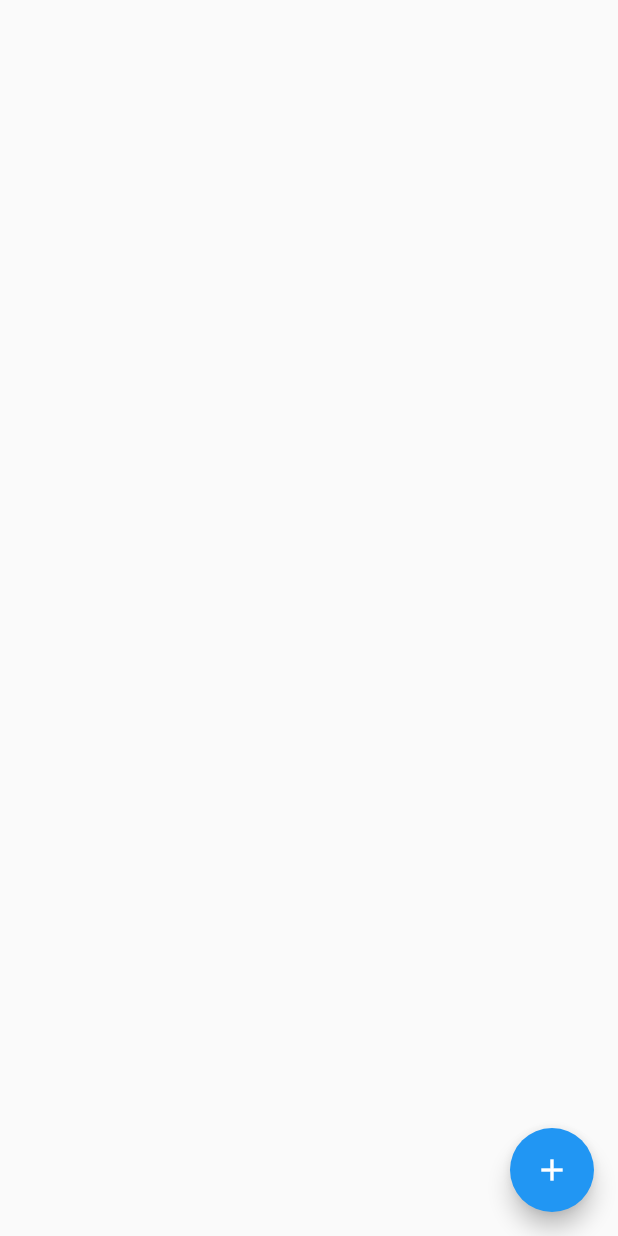
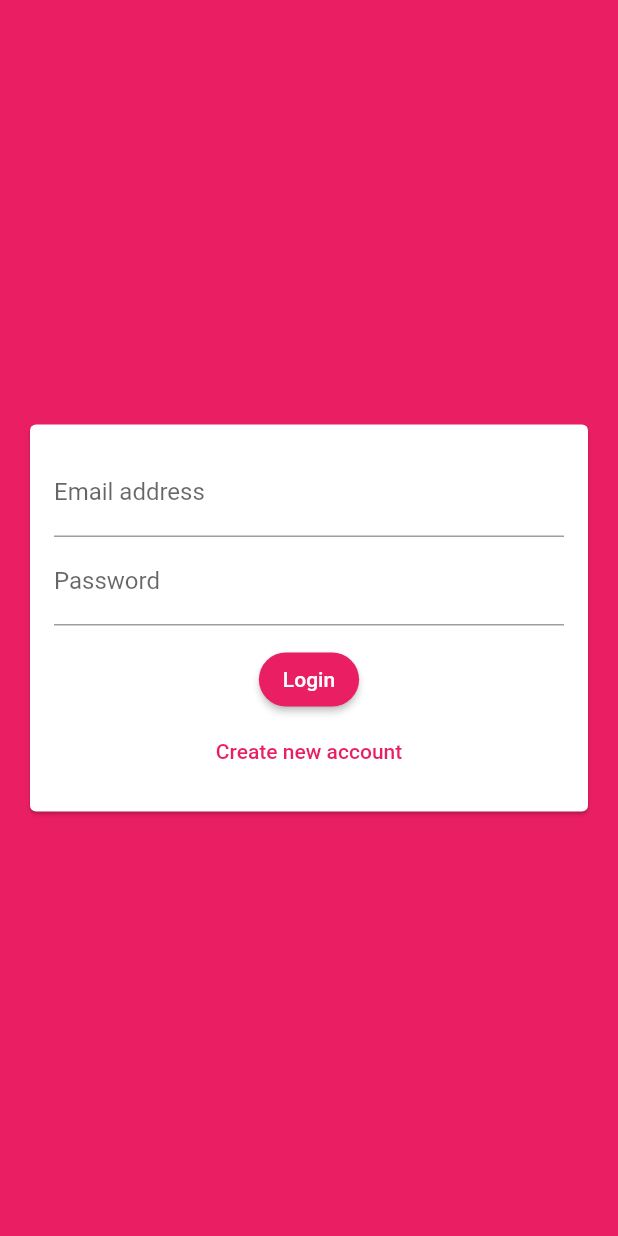
Before and after one commit to ittroller/chat_app_flutter, a Flutter app: the screen it shows after launch, on a phone screen of 412 x 824 dp. Run offline on Flutter 3.47's test engine with Material 2 defaults, Android fonts, the phone set to English and light mode, and no system bars; our stand-ins replace cloud_firestore, firebase_core; accounts and stored records are empty.

Commit message:
auth UI/UX

```diff
--- a/lib/main.dart
+++ b/lib/main.dart
@@ -1,6 +1,8 @@
 import 'package:flutter/material.dart';
 import 'package:firebase_core/firebase_core.dart';
-import './screens/chat_screen.dart';
+
+import 'package:chat_app/screens/chat_screen.dart';
+import 'package:chat_app/screens/auth_screen.dart';
 
 Future<void> main() async {
   WidgetsFlutterBinding.ensureInitialized();
@@ -9,24 +11,23 @@ Future<void> main() async {
 }
 
 class MyApp extends StatelessWidget {
-  // This widget is the root of your application.
   @override
   Widget build(BuildContext context) {
     return MaterialApp(
       title: 'App Chat',
       theme: ThemeData(
-        // This is the theme of your application.
-        //
-        // Try running your application with "flutter run". You'll see the
-        // application has a blue toolbar. Then, without quitting the app, try
-        // changing the primarySwatch below to Colors.green and then invoke
-        // "hot reload" (press "r" in the console where you ran "flutter run",
-        // or simply save your changes to "hot reload" in a Flutter IDE).
-        // Notice that the counter didn't reset back to zero; the application
-        // is not restarted.
-        primarySwatch: Colors.blue,
+        primarySwatch: Colors.pink,
+        accentColor: Colors.deepPurple,
+        accentColorBrightness: Brightness.dark,
+        buttonTheme: ButtonTheme.of(context).copyWith(
+          buttonColor: Colors.pink,
+          textTheme: ButtonTextTheme.primary,
+          shape: RoundedRectangleBorder(
+            borderRadius: BorderRadius.circular(50),
+          ),
+        ),
       ),
-      home: ChatScreen(),
+      home: AuthScreen(),
     );
   }
 }
--- /dev/null
+++ b/lib/screens/auth_screen.dart
@@ -0,0 +1,33 @@
+import 'package:flutter/material.dart';
+
+import '../widgets/auth_form.dart';
+
+class AuthScreen extends StatefulWidget {
+  const AuthScreen({Key? key}) : super(key: key);
+
+  @override
+  _AuthScreenState createState() => _AuthScreenState();
+}
+
+class _AuthScreenState extends State<AuthScreen> {
+  void _submitAuthForm(
+    String email,
+    String username,
+    String password,
+    bool isLogin,
+  ) {
+    print(email);
+    print(username);
+    print(password);
+    print(isLogin);
+  }
+
+  @override
+  Widget build(BuildContext context) {
+    return Scaffold(
+      backgroundColor: Theme.of(context).primaryColor,
+      body: AuthForm(submitFn: _submitAuthForm),
+      // body: AuthForm(_submitAuthForm),
+    );
+  }
+}
--- a/lib/screens/chat_screen.dart
+++ b/lib/screens/chat_screen.dart
@@ -36,8 +36,13 @@ class ChatScreen extends StatelessWidget {
           );
         },
       ),
-      floatingActionButton:
-          FloatingActionButton(child: Icon(Icons.add), onPressed: () {}),
+      floatingActionButton: FloatingActionButton(
+          child: Icon(Icons.add),
+          onPressed: () {
+            FirebaseFirestore.instance
+                .collection('chats/ectVBoIS88rXoBXdjajI/messages')
+                .add({'text': 'Message added !'});
+          }),
     );
   }
 }
--- /dev/null
+++ b/lib/widgets/auth_form.dart
@@ -0,0 +1,137 @@
+import 'package:flutter/material.dart';
+
+class AuthForm extends StatefulWidget {
+  const AuthForm({
+    Key? key,
+    required this.submitFn,
+  }) : super(key: key);
+
+  // const AuthForm(this.submitFn);
+
+  final void Function(
+    String email,
+    String username,
+    String password,
+    bool isLogin,
+  ) submitFn;
+  @override
+  _AuthFormState createState() => _AuthFormState();
+}
+
+class _AuthFormState extends State<AuthForm> {
+  final _formKey = GlobalKey<FormState>();
+
+  var _isLogin = true;
+  var _userEmail = '';
+  var _userName = '';
+  var _userPassword = '';
+
+  void _trySubmit() {
+    final isValid = _formKey.currentState!.validate();
+
+    FocusScope.of(context).unfocus();
+
+    if (isValid) {
+      _formKey.currentState!.save();
+
+      widget.submitFn(_userEmail, _userName, _userPassword, _isLogin);
+      // Use those values to send our auth request...
+    }
+  }
+
+  @override
+  Widget build(BuildContext context) {
+    return Center(
+      child: Card(
+        margin: EdgeInsets.all(20),
+        child: SingleChildScrollView(
+          child: Padding(
+            padding: EdgeInsets.all(16),
+            child: Form(
+              key: _formKey,
+              child: Column(
+                mainAxisSize: MainAxisSize.min,
+                children: <Widget>[
+                  TextFormField(
+                    key: ValueKey('email'),
+                    validator: (value) {
+                      if (value!.isEmpty || !value.contains('@')) {
+                        return 'Please enter a valid email address.';
+                      }
+                      return null;
+                    },
+                    onSaved: (value) {
+                      _userEmail = value!;
+                    },
+                    keyboardType: TextInputType.emailAddress,
+                    decoration: InputDecoration(
+                      labelText: 'Email address',
+                      hintText: 'Email address',
+                    ),
+                  ),
+                  if (!_isLogin)
+                    TextFormField(
+                      key: ValueKey('username'),
+                      validator: (value) {
+                        if (value!.isEmpty || value.length < 4) {
+                          return 'Please enter at least 4 characters.';
+                        }
+                        return null;
+                      },
+                      onSaved: (value) {
+                        _userName = value!;
+                      },
+                      decoration: InputDecoration(
+                        labelText: 'Username',
+                        hintText: 'Username',
+                      ),
+                    ),
+                  TextFormField(
+                    key: ValueKey('password'),
+                    validator: (value) {
+                      if (value!.isEmpty || value.length < 7) {
+                        return 'Password must be at least 7 characters long.';
+                      }
+                      return null;
+                    },
+                    onSaved: (value) {
+                      _userPassword = value!;
+                    },
+                    keyboardType: TextInputType.emailAddress,
+                    decoration: InputDecoration(
+                      labelText: 'Password',
+                      hintText: 'Password',
+                    ),
+                    obscureText: true,
+                  ),
+                  SizedBox(height: 12),
+                  ElevatedButton(
+                    onPressed: _trySubmit,
+                    child: Text(_isLogin ? 'Login' : 'Signup'),
+                    style: ButtonStyle(
+                      shape: MaterialStateProperty.all<RoundedRectangleBorder>(
+                        RoundedRectangleBorder(
+                          borderRadius: BorderRadius.circular(20),
+                        ),
+                      ),
+                    ),
+                  ),
+                  TextButton(
+                    child: Text(_isLogin
+                        ? 'Create new account'
+                        : 'I already have an account'),
+                    onPressed: () {
+                      setState(() {
+                        _isLogin = !_isLogin;
+                      });
+                    },
+                  )
+                ],
+              ),
+            ),
+          ),
+        ),
+      ),
+    );
+  }
+}
```
